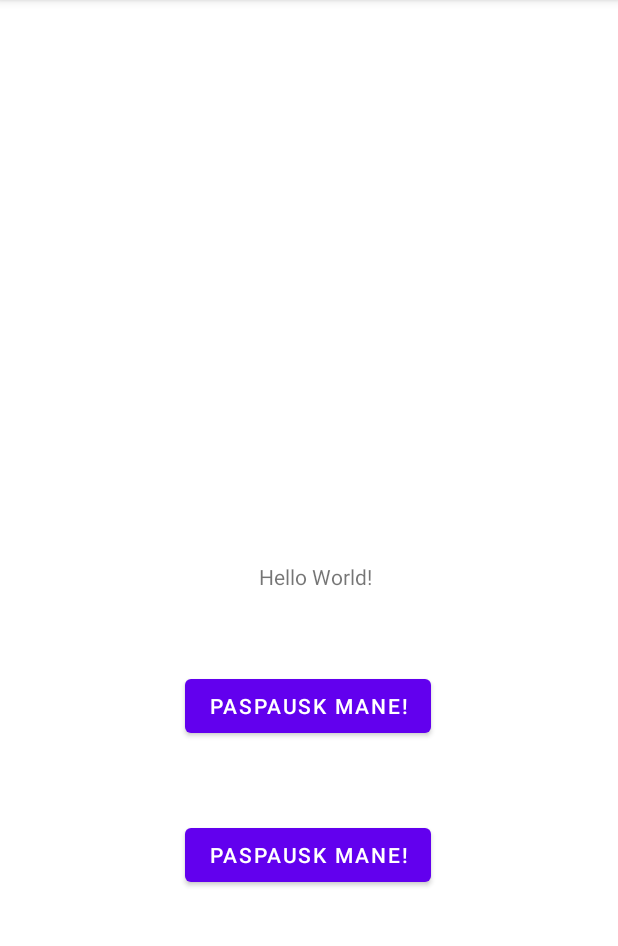
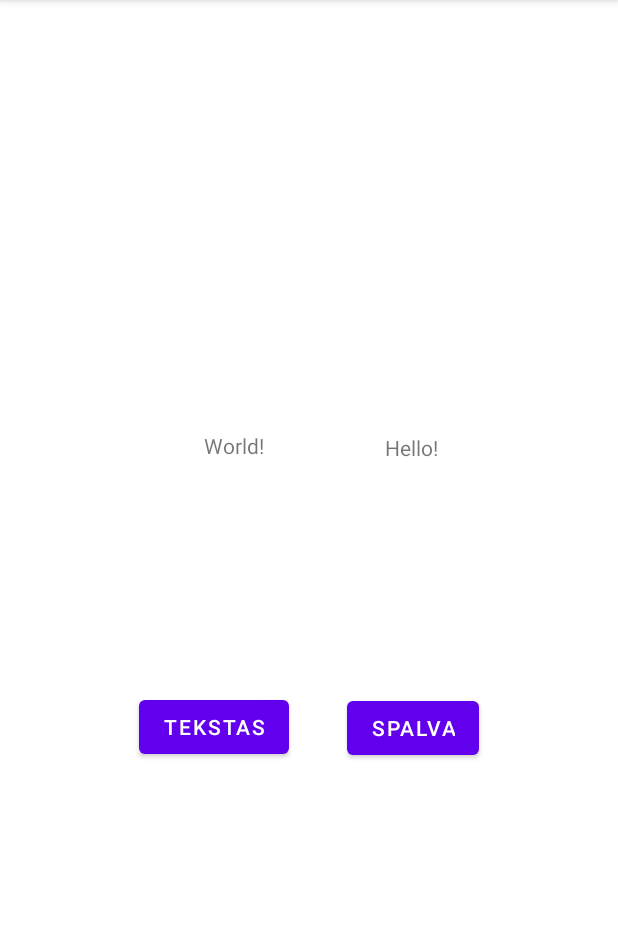
Before and after one commit to KristinaLasaite/Lad1, an Android app: the screen it shows after launch (MainActivity), on a phone screen of 412 x 824 dp, the part 84-1030 px from its top. Run offline under Robolectric (Android 15) with nearby library versions, the phone set to English and light mode, and no system bars.

Commit message:
initial 3

```diff
--- a/app/src/main/res/layout/activity_main.xml
+++ b/app/src/main/res/layout/activity_main.xml
@@ -7,42 +7,57 @@
     tools:context=".MainActivity">
 
     <TextView
-        android:id="@+id/NewProject"
+        android:id="@+id/tvMain1"
         android:layout_width="wrap_content"
         android:layout_height="wrap_content"
-        android:layout_marginEnd="164dp"
-        android:text="Hello World!"
+
+        android:layout_marginEnd="120dp"
+        android:text="Hello!"
+        app:layout_constraintBottom_toTopOf="@+id/button2"
+        app:layout_constraintEnd_toEndOf="parent"
+        app:layout_constraintHorizontal_bias="1.0"
+        app:layout_constraintRight_toRightOf="parent"
+        app:layout_constraintStart_toEndOf="@+id/tvMain"
+        app:layout_constraintTop_toTopOf="parent"
+        app:layout_constraintVertical_bias="0.653" />
+
+    <TextView
+        android:id="@+id/tvMain"
+        android:layout_width="wrap_content"
+        android:layout_height="wrap_content"
+        android:layout_marginEnd="236dp"
+        android:text="World!"
         app:layout_constraintBottom_toBottomOf="parent"
         app:layout_constraintEnd_toEndOf="parent"
         app:layout_constraintLeft_toLeftOf="parent"
         app:layout_constraintRight_toRightOf="parent"
-        app:layout_constraintTop_toTopOf="parent" />
+        app:layout_constraintTop_toTopOf="parent"
+        app:layout_constraintVertical_bias="0.384" />
 
     <Button
-        android:id="@+id/tvMain"
+        android:id="@+id/button"
         android:layout_width="wrap_content"
         android:layout_height="wrap_content"
-        android:layout_marginTop="152dp"
         android:onClick="onMygtukas"
-        android:text="Paspausk mane!"
+        android:text="Tekstas"
         app:layout_constraintBottom_toBottomOf="parent"
-        app:layout_constraintEnd_toEndOf="parent"
-        app:layout_constraintHorizontal_bias="0.497"
+        app:layout_constraintEnd_toStartOf="@+id/button2"
+        app:layout_constraintHorizontal_bias="0.705"
         app:layout_constraintStart_toStartOf="parent"
-        app:layout_constraintTop_toBottomOf="@+id/NewProject"
-        app:layout_constraintVertical_bias="0.0" />
+        app:layout_constraintTop_toBottomOf="@+id/tvMain1"
+        app:layout_constraintVertical_bias="0.371" />
 
     <Button
-        android:id="@+id/tvMain1"
+        android:id="@+id/button2"
         android:layout_width="wrap_content"
         android:layout_height="wrap_content"
         android:onClick="onBtnMainColor"
-        android:text="Paspausk mane!"
-        app:layout_constraintBottom_toBottomOf="@+id/tvMain"
+        android:text="Spalva"
+        app:layout_constraintBottom_toBottomOf="parent"
         app:layout_constraintEnd_toEndOf="parent"
-        app:layout_constraintHorizontal_bias="0.498"
-        app:layout_constraintStart_toStartOf="parent"
+        app:layout_constraintHorizontal_bias="0.376"
+        app:layout_constraintStart_toEndOf="@+id/tvMain"
         app:layout_constraintTop_toTopOf="parent"
-        app:layout_constraintVertical_bias="0.818" />
+        app:layout_constraintVertical_bias="0.641" />
 
 </androidx.constraintlayout.widget.ConstraintLayout>
```
